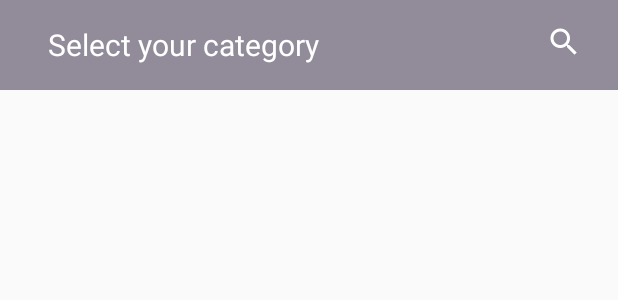
After one commit to Jpdevelopers/Digital-Billing, an Android app: the layout activity_category.xml on its own in the app's theme, with its tools: preview values and no code run, on a phone screen of 412 x 824 dp. The commit adds this screen. Shown: the top 300 px of the screen. Run offline under Robolectric (Android 15) with nearby library versions, the phone set to English and light mode, and no system bars.

Commit message:
Added Category Page UI

```diff
--- a/app/build.gradle
+++ b/app/build.gradle
@@ -26,8 +26,8 @@ dependencies {
     })
     compile 'com.android.support:appcompat-v7:25.2.0'
     compile 'com.android.support.constraint:constraint-layout:1.0.0-beta4'
-    testCompile 'junit:junit:4.12'
     compile 'com.android.support:design:25.2.0'
     compile 'com.android.support:recyclerview-v7:25.2.0'
     compile 'com.android.support:cardview-v7:25.2.0'
+    testCompile 'junit:junit:4.12'
 }
--- a/app/src/main/AndroidManifest.xml
+++ b/app/src/main/AndroidManifest.xml
@@ -16,6 +16,7 @@
                 <category android:name="android.intent.category.LAUNCHER" />
             </intent-filter>
         </activity>
+        <activity android:name=".CategoryActivity"></activity>
     </application>
 
 </manifest>
--- /dev/null
+++ b/app/src/main/java/app/com/thetechnocafe/digitalbilling/CategoryActivity.java
@@ -0,0 +1,13 @@
+package app.com.thetechnocafe.digitalbilling;
+
+import android.support.v7.app.AppCompatActivity;
+import android.os.Bundle;
+
+public class CategoryActivity extends AppCompatActivity {
+
+    @Override
+    protected void onCreate(Bundle savedInstanceState) {
+        super.onCreate(savedInstanceState);
+        setContentView(R.layout.activity_category);
+    }
+}
--- /dev/null
+++ b/app/src/main/res/layout/activity_category.xml
@@ -0,0 +1,40 @@
+<?xml version="1.0" encoding="utf-8"?>
+<RelativeLayout xmlns:android="http://schemas.android.com/apk/res/android"
+    xmlns:app="http://schemas.android.com/apk/res-auto"
+    xmlns:tools="http://schemas.android.com/tools"
+    android:layout_width="match_parent"
+    android:layout_height="match_parent"
+    tools:context="app.com.thetechnocafe.digitalbilling.SignInActivity">
+
+    <RelativeLayout
+        android:id="@+id/activity_category_relative_layout"
+        android:layout_width="match_parent"
+        android:layout_height="60dp"
+        android:background="@color/colorPrimary"
+        android:padding="16dp">
+
+        <TextView
+            android:id="@+id/activity_category_text_view"
+            android:layout_width="wrap_content"
+            android:layout_height="wrap_content"
+            android:layout_marginLeft="16dp"
+            android:text="Select your category"
+            android:textColor="#fff"
+            android:textSize="20sp" />
+
+        <ImageView
+            android:layout_width="wrap_content"
+            android:layout_height="wrap_content"
+            android:layout_alignParentRight="true"
+            android:layout_marginRight="8dp"
+            android:src="@drawable/ic_search_white_24dp" />
+
+    </RelativeLayout>
+
+    <android.support.v7.widget.RecyclerView
+        android:id="@+id/activity_category_recycler_view"
+        android:layout_width="match_parent"
+        android:layout_height="wrap_content"
+        android:layout_below="@id/activity_category_relative_layout"></android.support.v7.widget.RecyclerView>
+
+</RelativeLayout>
--- a/app/src/main/res/layout/activity_sign_in.xml
+++ b/app/src/main/res/layout/activity_sign_in.xml
@@ -6,13 +6,4 @@
     android:layout_height="match_parent"
     tools:context="app.com.thetechnocafe.digitalbilling.SignInActivity">
 
-    <TextView
-        android:layout_width="wrap_content"
-        android:layout_height="wrap_content"
-        android:text="Hello World!"
-        app:layout_constraintBottom_toBottomOf="parent"
-        app:layout_constraintLeft_toLeftOf="parent"
-        app:layout_constraintRight_toRightOf="parent"
-        app:layout_constraintTop_toTopOf="parent" />
-
 </android.support.constraint.ConstraintLayout>
--- a/app/src/main/res/values/colors.xml
+++ b/app/src/main/res/values/colors.xml
@@ -1,6 +1,6 @@
 <?xml version="1.0" encoding="utf-8"?>
 <resources>
-    <color name="colorPrimary">#3F51B5</color>
-    <color name="colorPrimaryDark">#303F9F</color>
+    <color name="colorPrimary">#918b9a</color>
+    <color name="colorPrimaryDark">#918b9a</color>
     <color name="colorAccent">#FF4081</color>
 </resources>
--- a/app/src/main/res/values/styles.xml
+++ b/app/src/main/res/values/styles.xml
@@ -1,7 +1,7 @@
 <resources>
 
     <!-- Base application theme. -->
-    <style name="AppTheme" parent="Theme.AppCompat.Light.DarkActionBar">
+    <style name="AppTheme" parent="Theme.AppCompat.Light.NoActionBar">
         <!-- Customize your theme here. -->
         <item name="colorPrimary">@color/colorPrimary</item>
         <item name="colorPrimaryDark">@color/colorPrimaryDark</item>
```
Also changed, not shown: app/src/main/ic_search-web.png (added), app/src/main/res/drawable-hdpi/ic_search_white_24dp.png (added), app/src/main/res/drawable-mdpi/ic_search_white_24dp.png (added), app/src/main/res/drawable-xhdpi/ic_search_white_24dp.png (added), app/src/main/res/drawable-xxhdpi/ic_search_white_24dp.png (added), app/src/main/res/drawable-xxxhdpi/ic_search_white_24dp.png (added).
